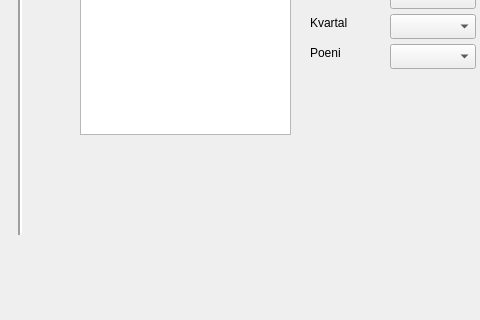
Before: the Qt Designer form design.ui in uivetic/SPC, drawn with Qt 5; both pictures show x 290 to 770 and y 356 to 676 of the 1132 by 803 pixel window.
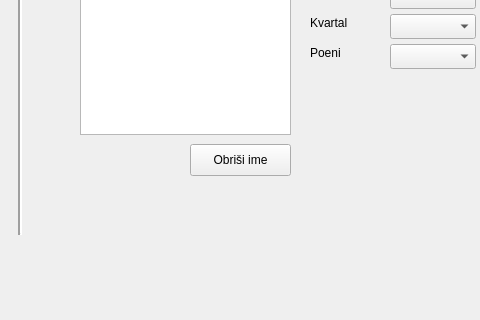
After: the same form once the commit is applied.

What changed in the file:
```diff
--- a/design.ui
+++ b/design.ui
@@ -385,6 +385,19 @@
        <string>Upiši</string>
       </property>
      </widget>
+     <widget class="QPushButton" name="removeNameButton">
+      <property name="geometry">
+       <rect>
+        <x>470</x>
+        <y>520</y>
+        <width>101</width>
+        <height>32</height>
+       </rect>
+      </property>
+      <property name="text">
+       <string>Obriši ime</string>
+      </property>
+     </widget>
     </widget>
    </widget>
   </widget>
```
